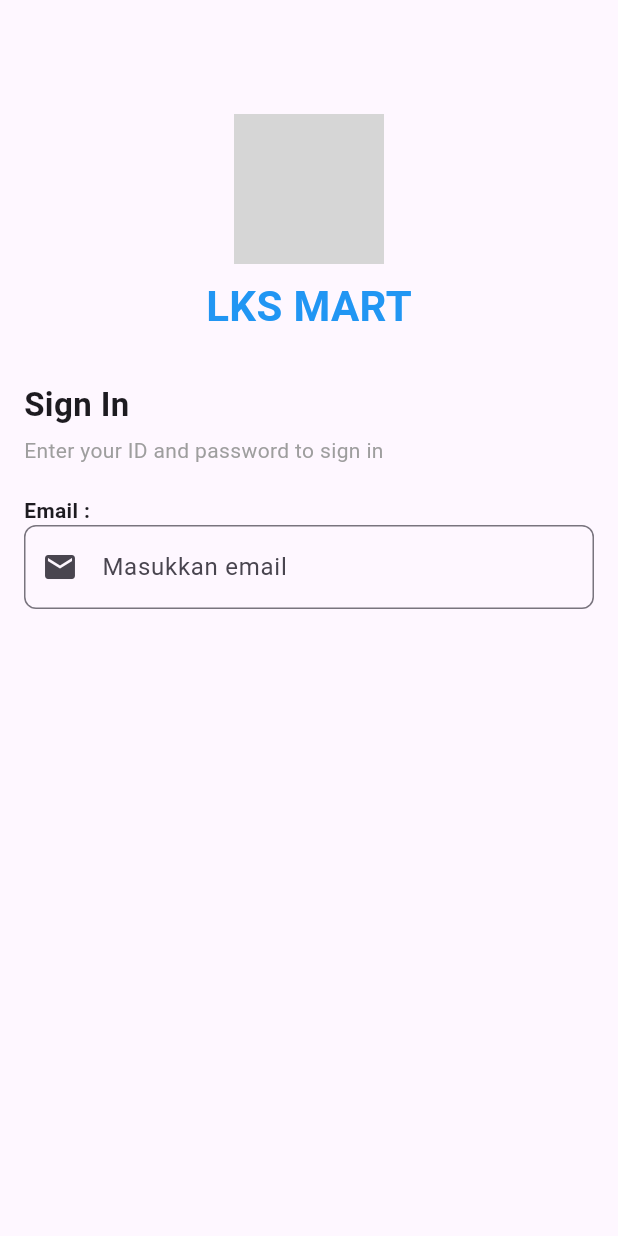
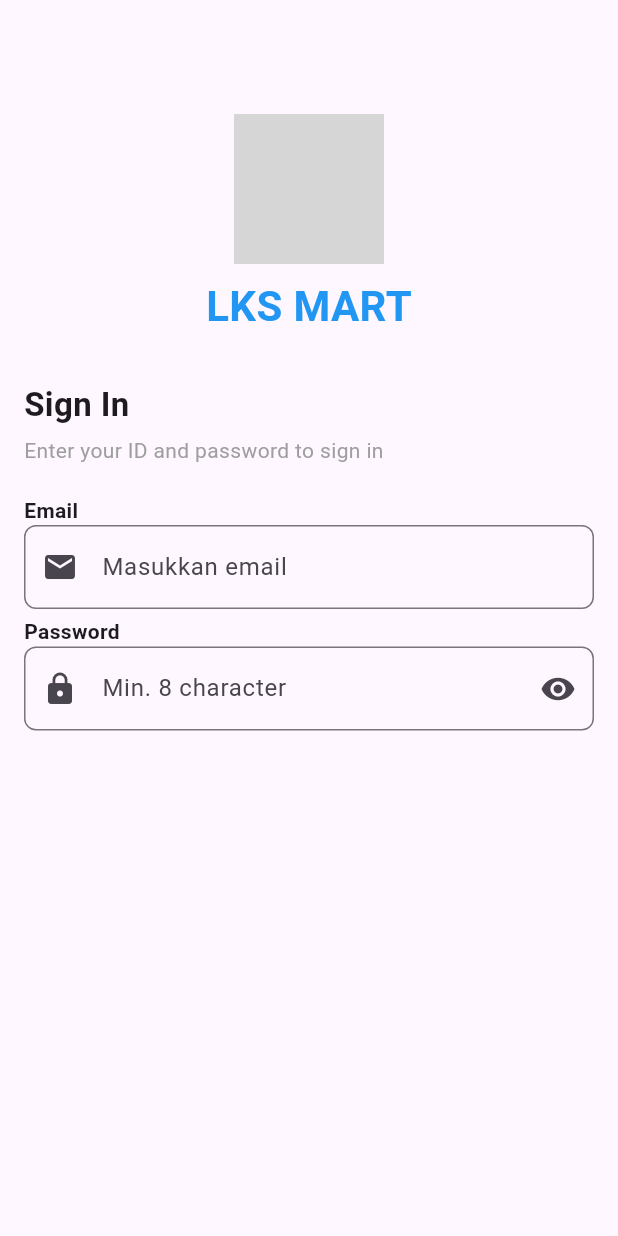
Before and after one commit to rfadwutm191/UTS_RifaDwiUtami_2410910040027, a Flutter app: the screen it shows after launch, on a phone screen of 412 x 824 dp. Run offline on Flutter 3.47's test engine with Material 3 defaults, Android fonts, the light colour scheme and no system bars; grey boxes are pictures that could not be loaded.

Commit message:
update login

```diff
--- a/lib/uts/login.dart
+++ b/lib/uts/login.dart
@@ -50,7 +50,7 @@
             ),
 
             SizedBox(height: 20),
-            Text("Email :", style: TextStyle(fontWeight: FontWeight.bold)),
+            Text("Email", style: TextStyle(fontWeight: FontWeight.bold)),
             TextField(
               controller: _emailController,
               decoration: InputDecoration(
@@ -61,6 +61,31 @@
                 ),
               ),
             ),
+            SizedBox(height: 5),
+
+            Text("Password", style: TextStyle(fontWeight: FontWeight.bold)),
+            TextField(
+              controller: _passwordController,
+              obscureText: _showPassword,
+              decoration: InputDecoration(
+                prefixIcon: Icon(Icons.lock),
+                suffixIcon: IconButton(
+                  onPressed: () {
+                    setState(() {
+                      _showPassword = !_showPassword;
+                    });
+                  },
+                  icon: Icon(
+                    _showPassword ? Icons.remove_red_eye : Icons.visibility_off,
+                  ),
+                ),
+                hintText: 'Min. 8 character',
+                border: OutlineInputBorder(
+                  borderRadius: BorderRadius.circular(8),
+                ),
+              ),
+            ),
+            SizedBox(height: 8),
           ],
         ),
       ),
```
